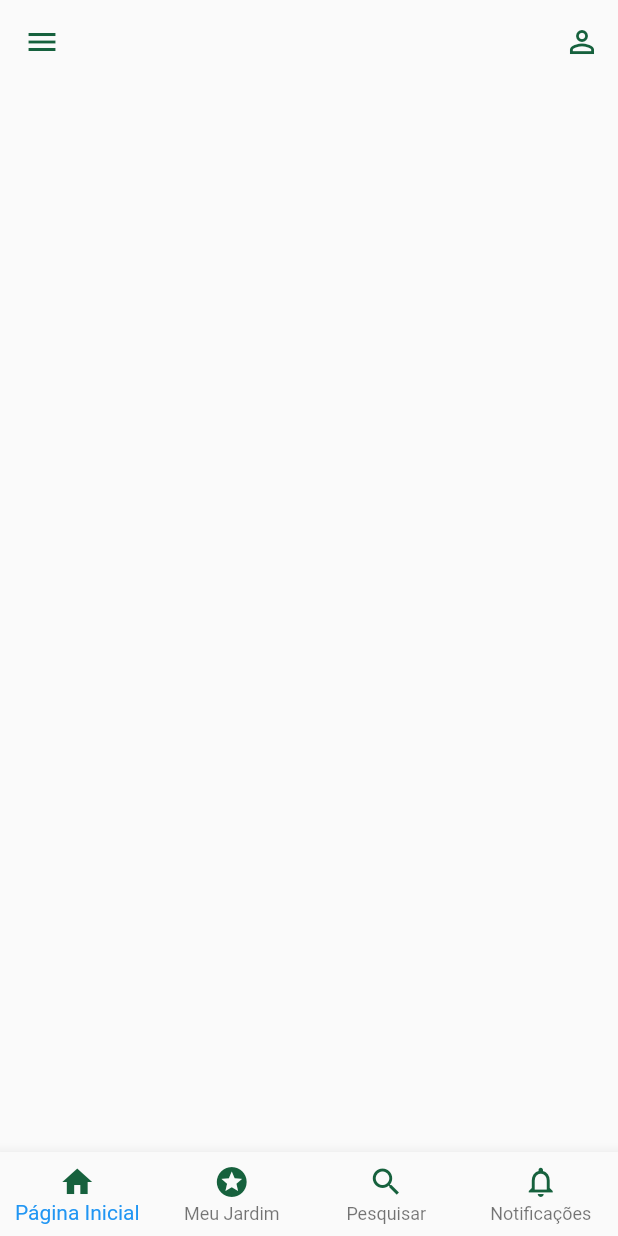
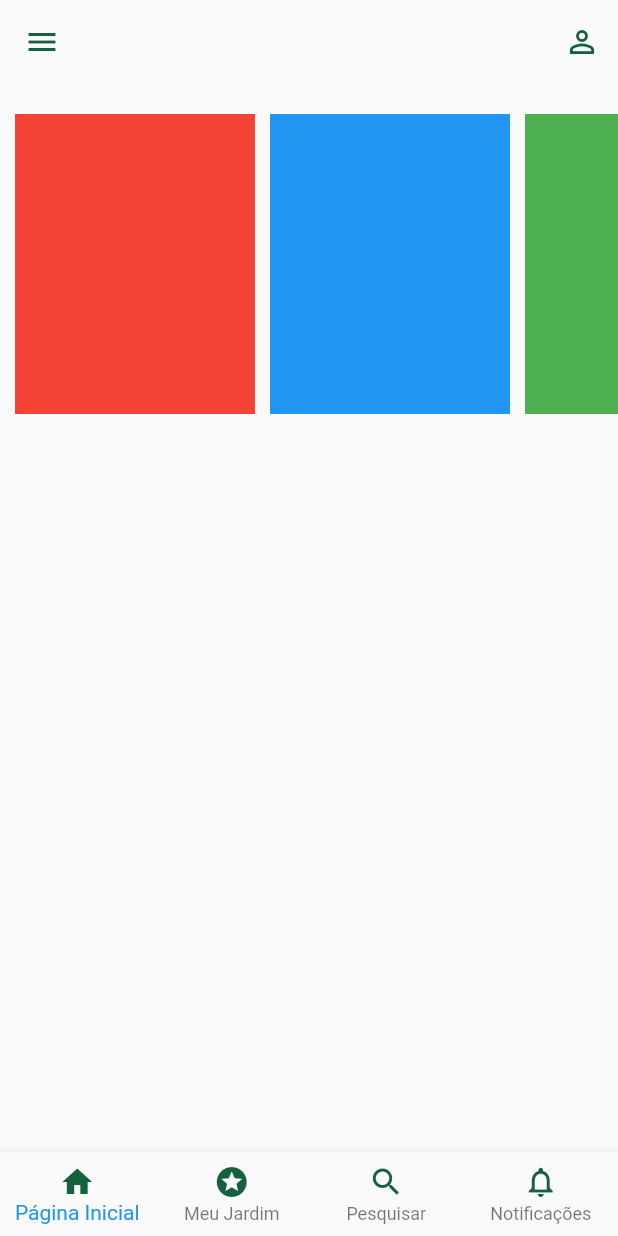
Before and after one commit to kakomarina/shehacks-xeroby, a Flutter app: the meujardim screen opened directly, on a phone screen of 412 x 824 dp. Run offline on Flutter 3.47's test engine with Material 2 defaults, Android fonts, the light colour scheme and no system bars.

Commit message:
Arrumando uns erros em AdicionarPlanta

```diff
--- a/xeroby_app/lib/AdicionarPlanta.dart
+++ b/xeroby_app/lib/AdicionarPlanta.dart
@@ -7,9 +7,11 @@ class AdicionarPlanta extends StatefulWidget {
 }
 
 class _AdicionarState extends State<AdicionarPlanta> {
+  final List<String> entries = <String>['A', 'B', 'C'];
+  final List<int> colorCodes = <int>[600, 500, 100];
   @override
   Widget build(BuildContext context) {
-    GridView.count(
+    return GridView.count(
       primary: false,
       padding: const EdgeInsets.all(20),
       crossAxisSpacing: 10,
@@ -23,8 +25,7 @@ class _AdicionarState extends State<AdicionarPlanta> {
           color: Colors.teal[100],
         ),
         Container(
-          final List<String> entries = <String>['A', 'B', 'C'];
-          final List<int> colorCodes = <int>[600, 500, 100];
+
           padding: const EdgeInsets.all(8),
           child: ListView.separated(
           padding: const EdgeInsets.all(8),
@@ -37,7 +38,7 @@ class _AdicionarState extends State<AdicionarPlanta> {
             );
           },
             separatorBuilder: (BuildContext context, int index) => const Divider(),
-        );
+        ),
         ),
         Container(
           padding: const EdgeInsets.all(8),
--- a/xeroby_app/lib/main.dart
+++ b/xeroby_app/lib/main.dart
@@ -1,6 +1,7 @@
 import 'package:flutter/material.dart';
 import 'login_page.dart';
 import 'meu_jardim.dart';
+import 'AdicionarPlanta.dart';
 void main() {
   runApp(MyApp());
 }
@@ -97,7 +98,7 @@ class _MyHomePageState extends State<MyHomePage> {
         onPressed: () {
           Navigator.push(
           context,
-          MaterialPageRoute(builder: (context) => meujardim()),
+          MaterialPageRoute(builder: (context) => AdicionarPlanta()),
         );},
         child: Text("Login",
             textAlign: TextAlign.center,
--- a/xeroby_app/lib/meu_jardim.dart
+++ b/xeroby_app/lib/meu_jardim.dart
@@ -26,9 +26,56 @@ class meujardim extends StatelessWidget {
             IconButton(icon: Icon(Icons.person_outline, color: Color(0xff16613D)), onPressed: () {}),
           ],
     ),
-      body: const Center(
+      body:  Container(
+          alignment: Alignment.topRight,
+          margin: EdgeInsets.symmetric(vertical: 20.0),
+          height: 200.0,
+          child: ListView(
+            scrollDirection: Axis.horizontal,
+            children: <Widget>[
+              Container(
+                width: 10.0,
+              ),
+              Container(
+                width: 160.0,
+                color: Colors.red,
+              ),
+              Container(
+                width: 10.0,
+              ),
+              Container(
+                width: 160.0,
+                color: Colors.blue,
+              ),
+              Container(
+                width: 10.0,
+              ),
+              Container(
+                width: 160.0,
+                color: Colors.green,
+              ),
+              Container(
+                width: 10.0,
+              ),
+              Container(
+                width: 160.0,
+                color: Colors.yellow,
+              ),
+              Container(
+                width: 10.0,
+              ),
+              Container(
+                width: 160.0,
+                color: Colors.orange,
+              ),
+              Container(
+                width: 10.0,
+              ),
+            ],
+          ),
 
-      ),
+
+    ),
       bottomNavigationBar: BottomNavigationBar(
         type: BottomNavigationBarType.fixed,
         items: const <BottomNavigationBarItem>[
```
